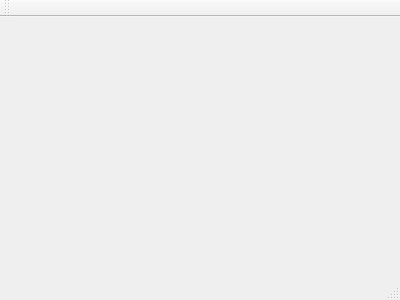
Above: src/mainwindow.ui from jhud/abtsynth before the change. Below: the same form after it.
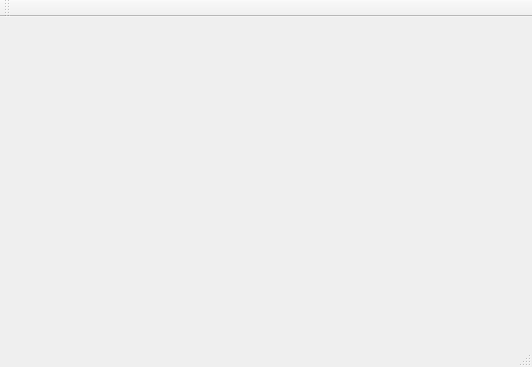
That is the form after the change.

Commit message: OpenGL widget added

What changed in the file:
```diff
--- a/src/mainwindow.ui
+++ b/src/mainwindow.ui
@@ -6,14 +6,21 @@
    <rect>
     <x>0</x>
     <y>0</y>
-    <width>400</width>
-    <height>300</height>
+    <width>532</width>
+    <height>367</height>
    </rect>
   </property>
   <property name="windowTitle">
    <string>Charabesque</string>
   </property>
-  <widget class="QWidget" name="centralWidget"/>
+  <widget class="QWidget" name="centralWidget">
+   <property name="sizePolicy">
+    <sizepolicy hsizetype="Maximum" vsizetype="Maximum">
+     <horstretch>0</horstretch>
+     <verstretch>0</verstretch>
+    </sizepolicy>
+   </property>
+  </widget>
   <widget class="QMenuBar" name="menuBar">
    <property name="geometry">
     <rect>
```
Left out of the diff: 4 changed lines with no effect on the pictures. The commit also changes 4 other files.
